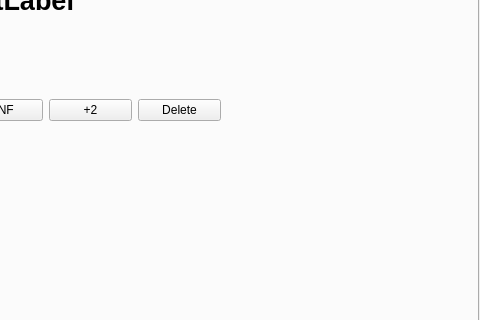
This is timer.ui in Kirill-Elfimov/Timer_cube as Qt 5 draws it before an edit; both pictures show x 272 to 752 and y 176 to 496 of the 752 by 496 pixel window. The edited form follows.
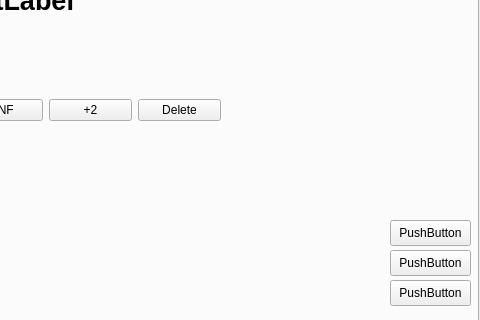
This is the edited form. The open tabs and pages were chosen to show the change.

Commit message: Добавил цет

What changed in the file:
```diff
--- a/timer.ui
+++ b/timer.ui
@@ -127,6 +127,45 @@
       <string/>
      </property>
     </widget>
+    <widget class="QPushButton" name="bg_color_button">
+     <property name="geometry">
+      <rect>
+       <x>660</x>
+       <y>370</y>
+       <width>81</width>
+       <height>26</height>
+      </rect>
+     </property>
+     <property name="text">
+      <string>PushButton</string>
+     </property>
+    </widget>
+    <widget class="QPushButton" name="buttons_color_button">
+     <property name="geometry">
+      <rect>
+       <x>660</x>
+       <y>400</y>
+       <width>81</width>
+       <height>26</height>
+      </rect>
+     </property>
+     <property name="text">
+      <string>PushButton</string>
+     </property>
+    </widget>
+    <widget class="QPushButton" name="font_color_button">
+     <property name="geometry">
+      <rect>
+       <x>660</x>
+       <y>430</y>
+       <width>81</width>
+       <height>26</height>
+      </rect>
+     </property>
+     <property name="text">
+      <string>PushButton</string>
+     </property>
+    </widget>
    </widget>
    <widget class="QWidget" name="tab_2">
     <attribute name="title">
```
Left out of the diff: 2 changed lines with no effect on the pictures. The commit also changes 2 other files.
